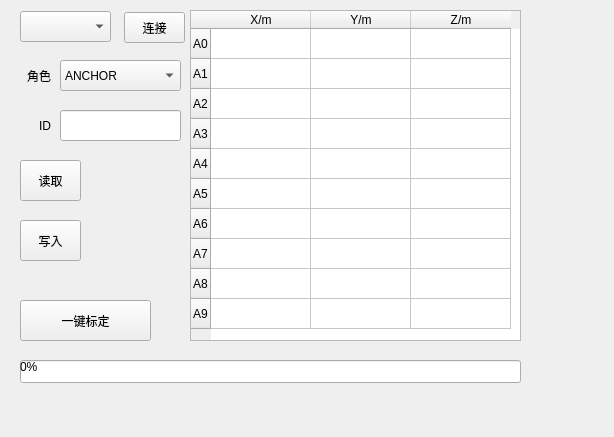
The window that UAVManage/placeinfodialog.ui (gessd/UAVManage) describes before a commit, drawn with Qt 5.
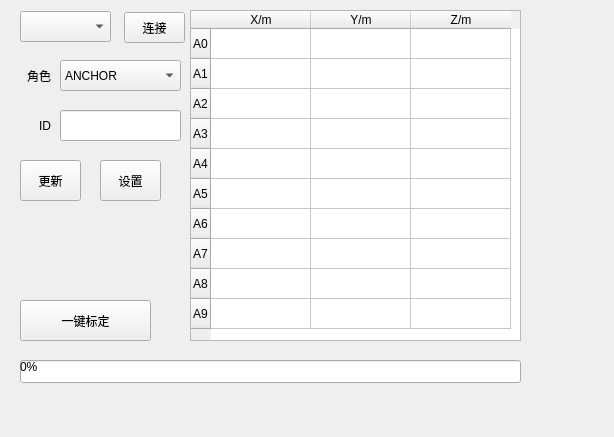
The same window after the commit.

Commit message: 读取基站位置并更新场地大小

What changed in the file:
```diff
--- a/UAVManage/placeinfodialog.ui
+++ b/UAVManage/placeinfodialog.ui
@@ -49,20 +49,20 @@
     </rect>
    </property>
    <property name="text">
-    <string>读取</string>
+    <string>更新</string>
    </property>
   </widget>
   <widget class="QToolButton" name="btnWrite">
    <property name="geometry">
     <rect>
-     <x>20</x>
-     <y>220</y>
+     <x>100</x>
+     <y>160</y>
      <width>61</width>
      <height>41</height>
     </rect>
    </property>
    <property name="text">
-    <string>写入</string>
+    <string>设置</string>
    </property>
   </widget>
   <widget class="QToolButton" name="btnOnekey">
```
Left out of the diff: 13 changed lines with no effect on the pictures. The commit also changes 4 other files.
